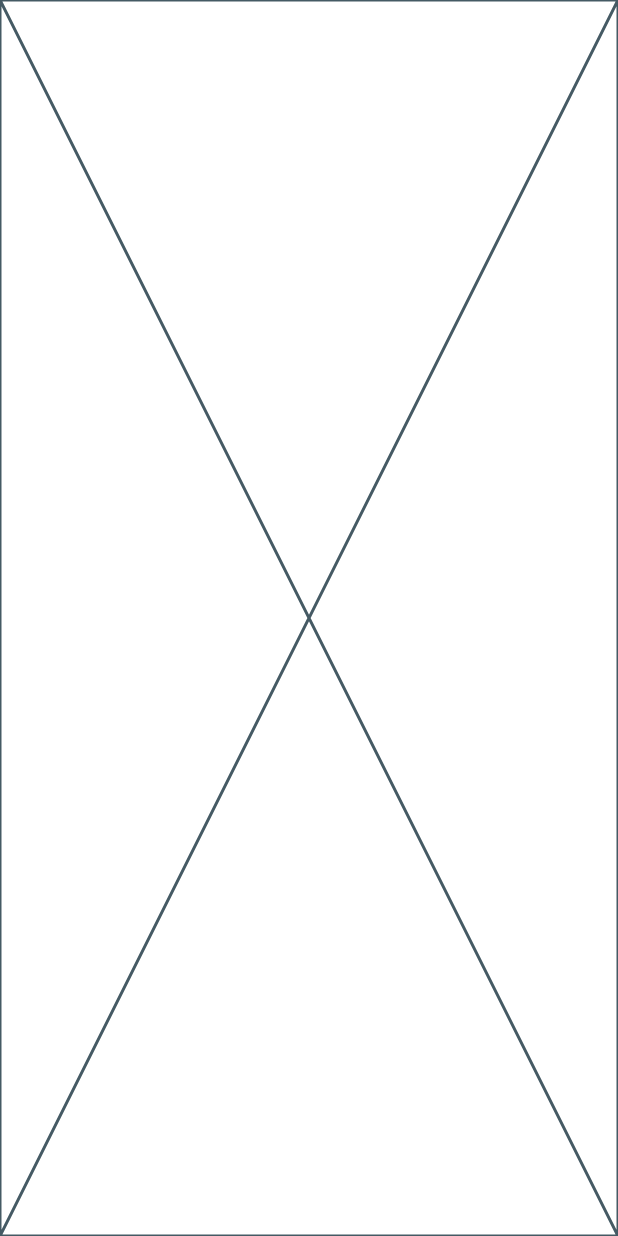
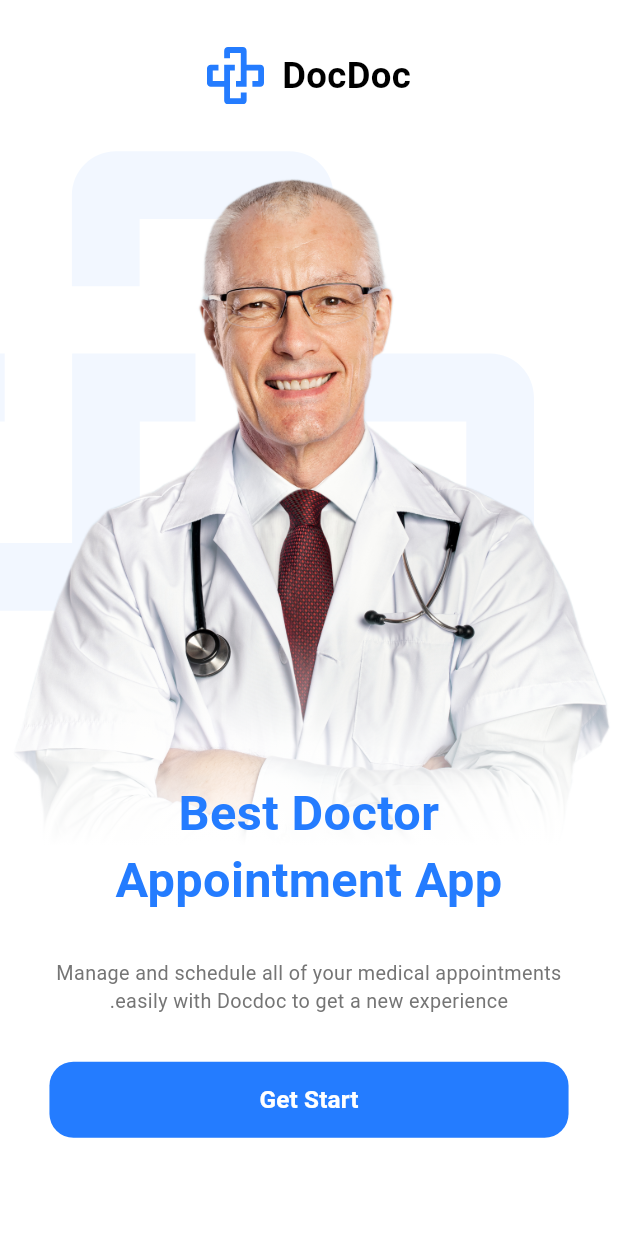
Before and after one commit to AbdullahAhmed1991998/flutter_advanced, a Flutter app: the screen it shows after launch, on a phone screen of 412 x 824 dp. Run offline on Flutter 3.47's test engine with Material 3 defaults, Android fonts, the phone set to English and light mode, and no system bars; our stand-ins replace flutter_screenutil, flutter_svg.

Commit message:
feature onboarding

```diff
--- a/lib/core/helpers/extentions.dart
+++ b/lib/core/helpers/extentions.dart
@@ -0,0 +1,17 @@
+import 'package:flutter/material.dart';
+
+extension Navigation on BuildContext {
+  Future<dynamic> pushNamed(String routeName, {Object? arguments}) {
+    return Navigator.of(this).pushNamed(routeName, arguments: arguments);
+  }
+  Future<dynamic> pushReplacementNamed(String routeName, {Object? arguments}) {
+    return Navigator.of(this)
+        .pushReplacementNamed(routeName, arguments: arguments);
+  }
+  Future<dynamic> pushNamedAndRemoveUntil(String routeName,
+      {Object? arguments, required RoutePredicate predicate}) {
+    return Navigator.of(this)
+        .pushNamedAndRemoveUntil(routeName, predicate, arguments: arguments);
+  }
+  void pop() => Navigator.of(this).pop();
+}
--- a/lib/core/routing/app_router.dart
+++ b/lib/core/routing/app_router.dart
@@ -5,18 +5,16 @@ import 'package:flutter_advanced_course/feature/onboarding/presentation/pages/on
 
 class AppRouter{
 
-
-
    Route onGenerateRoute(RouteSettings settings) {
     switch (settings.name) {
       case Routes.onBoardingPage:
-        return MaterialPageRoute(builder: (_) => const OnBoardingPage());
+        return MaterialPageRoute(builder: (_) => const OnboardingPage());
       case Routes.loginPage:
         return MaterialPageRoute(builder: (_) => const LoginPage());
       default:
         return MaterialPageRoute(builder: (_) => const Scaffold(
           body: Center(child: Text('Page not found'),),
-        ));
+        ),);
     }
   }
 }
--- a/lib/core/theming/app_colors.dart
+++ b/lib/core/theming/app_colors.dart
@@ -1,5 +1,15 @@
 import 'package:flutter/material.dart';
 
 class AppColors{
+
+  static const Color white = Color(0xFFFFFFFF);
+  static const Color black = Color(0xFF000000);
   static const Color mainBlue = Color(0xFF247CFF);
+  static const Color lightBlue = Color(0xFFF4F8FF);
+  static const Color darkBlue = Color(0xFF242424);
+  static const Color gray = Color(0xFF757575);
+  static const Color lightGray = Color(0xFFC2C2C2);
+  static const Color lighterGray = Color(0xFFEDEDED);
+  static const Color moreLightGray = Color(0xFFFDFDFF);
+  static const Color moreLighterGray = Color(0xFFF5F5F5);
 }
--- a/lib/core/theming/font_weight_helper.dart
+++ b/lib/core/theming/font_weight_helper.dart
@@ -0,0 +1,12 @@
+import 'package:flutter/material.dart';
+
+class FontWeightHelper {
+  static const FontWeight thin = FontWeight.w100;
+  static const FontWeight extraLight = FontWeight.w200;
+  static const FontWeight light = FontWeight.w300;
+  static const FontWeight regular = FontWeight.w400;
+  static const FontWeight medium = FontWeight.w500;
+  static const FontWeight semiBold = FontWeight.w600;
+  static const FontWeight bold = FontWeight.w700;
+  static const FontWeight extraBold = FontWeight.w800;
+}
--- a/lib/core/theming/styles.dart
+++ b/lib/core/theming/styles.dart
@@ -0,0 +1,148 @@
+import 'package:flutter/material.dart';
+import 'package:flutter_advanced_course/core/theming/app_colors.dart';
+import 'package:flutter_advanced_course/core/theming/font_weight_helper.dart';
+import 'package:flutter_screenutil/flutter_screenutil.dart';
+
+class TextStyles {
+
+
+  static TextStyle font24BlackBold = TextStyle(
+    fontSize: 24.sp,
+    fontWeight: FontWeightHelper.bold,
+    color: Colors.black,
+  );
+
+  static TextStyle font32BlueBold = TextStyle(
+    fontSize: 32.sp,
+    fontWeight: FontWeightHelper.bold,
+    color: AppColors.mainBlue,
+  );
+
+  static TextStyle font13BlueSemiBold = TextStyle(
+    fontSize: 13.sp,
+    fontWeight: FontWeightHelper.semiBold,
+    color: AppColors.mainBlue,
+  );
+
+  static TextStyle font13DarkBlueMedium = TextStyle(
+    fontSize: 13.sp,
+    fontWeight: FontWeightHelper.medium,
+    color: AppColors.darkBlue,
+  );
+
+  static TextStyle font13DarkBlueRegular = TextStyle(
+    fontSize: 13.sp,
+    fontWeight: FontWeightHelper.regular,
+    color: AppColors.darkBlue,
+  );
+
+  static TextStyle font24BlueBold = TextStyle(
+    fontSize: 24.sp,
+    fontWeight: FontWeightHelper.bold,
+    color: AppColors.mainBlue,
+  );
+
+  static TextStyle font16WhiteSemiBold = TextStyle(
+    fontSize: 16.sp,
+    fontWeight: FontWeightHelper.semiBold,
+    color: Colors.white,
+  );
+
+  static TextStyle font13GrayRegular = TextStyle(
+    fontSize: 13.sp,
+    fontWeight: FontWeightHelper.regular,
+    color: AppColors.gray,
+  );
+
+  static TextStyle font12GrayRegular = TextStyle(
+    fontSize: 12.sp,
+    fontWeight: FontWeightHelper.regular,
+    color: AppColors.gray,
+  );
+
+  static TextStyle font12GrayMedium = TextStyle(
+    fontSize: 12.sp,
+    fontWeight: FontWeightHelper.medium,
+    color: AppColors.gray,
+  );
+
+  static TextStyle font12DarkBlueRegular = TextStyle(
+    fontSize: 12.sp,
+    fontWeight: FontWeightHelper.regular,
+    color: AppColors.darkBlue,
+  );
+
+  static TextStyle font12BlueRegular = TextStyle(
+    fontSize: 12.sp,
+    fontWeight: FontWeightHelper.regular,
+    color: AppColors.mainBlue,
+  );
+
+  static TextStyle font13BlueRegular = TextStyle(
+    fontSize: 13.sp,
+    fontWeight: FontWeightHelper.regular,
+    color: AppColors.mainBlue,
+  );
+
+  static TextStyle font14GrayRegular = TextStyle(
+    fontSize: 14.sp,
+    fontWeight: FontWeightHelper.regular,
+    color: AppColors.gray,
+  );
+
+  static TextStyle font14LightGrayRegular = TextStyle(
+    fontSize: 14.sp,
+    fontWeight: FontWeightHelper.regular,
+    color: AppColors.lightGray,
+  );
+
+  static TextStyle font14DarkBlueMedium = TextStyle(
+    fontSize: 14.sp,
+    fontWeight: FontWeightHelper.medium,
+    color: AppColors.darkBlue,
+  );
+
+  static TextStyle font14DarkBlueBold = TextStyle(
+    fontSize: 14.sp,
+    fontWeight: FontWeightHelper.bold,
+    color: AppColors.darkBlue,
+  );
+
+  static TextStyle font16WhiteMedium = TextStyle(
+    fontSize: 16.sp,
+    fontWeight: FontWeightHelper.medium,
+    color: Colors.white,
+  );
+
+  static TextStyle font14BlueSemiBold = TextStyle(
+    fontSize: 14.sp,
+    fontWeight: FontWeightHelper.semiBold,
+    color: AppColors.mainBlue,
+  );
+
+  static TextStyle font15DarkBlueMedium = TextStyle(
+    fontSize: 15.sp,
+    fontWeight: FontWeightHelper.medium,
+    color: AppColors.darkBlue,
+  );
+
+  static TextStyle font18DarkBlueBold = TextStyle(
+    fontSize: 18.sp,
+    fontWeight: FontWeightHelper.bold,
+    color: AppColors.darkBlue,
+  );
+
+  static TextStyle font18DarkBlueSemiBold = TextStyle(
+    fontSize: 18.sp,
+    fontWeight: FontWeightHelper.semiBold,
+    color: AppColors.darkBlue,
+  );
+
+  static TextStyle font18WhiteMedium = TextStyle(
+    fontSize: 18.sp,
+    fontWeight: FontWeightHelper.medium,
+    color: AppColors.white,
+  );
+
+
+}
--- a/lib/core/widgets/app_text.dart
+++ b/lib/core/widgets/app_text.dart
@@ -0,0 +1,33 @@
+import 'package:flutter/material.dart';
+
+class AppText extends StatelessWidget {
+
+  const AppText({
+    super.key,
+    required this.text,
+    this.textAlign = TextAlign.start,
+    this.maxLine,
+    this.overflow,
+    this.softWrap = true,
+    this.textStyle = const TextStyle(),
+  });
+  final String? text;
+  final TextAlign textAlign;
+  final int? maxLine;
+  final TextOverflow? overflow;
+  final bool? softWrap;
+  final TextStyle? textStyle;
+
+  @override
+  Widget build(BuildContext context) {
+    return Text(
+      text!,
+      style: textStyle,
+      maxLines: maxLine,
+      overflow: overflow,
+      softWrap: softWrap,
+      textAlign: textAlign,
+      textDirection: TextDirection.rtl,
+    );
+  }
+}
--- a/lib/core/widgets/app_text_button.dart
+++ b/lib/core/widgets/app_text_button.dart
@@ -0,0 +1,58 @@
+import 'package:flutter/material.dart';
+import 'package:flutter_advanced_course/core/theming/app_colors.dart';
+import 'package:flutter_screenutil/flutter_screenutil.dart';
+
+
+class AppTextButton extends StatelessWidget {
+  const AppTextButton({
+    super.key,
+    this.borderRadius,
+    this.backgroundColor,
+    this.horizontalPadding,
+    this.verticalPadding,
+    this.buttonHeight,
+    this.buttonWidth,
+    required this.buttonText,
+    required this.textStyle,
+    required this.onPressed,
+  });
+  final double? borderRadius;
+  final Color? backgroundColor;
+  final double? horizontalPadding;
+  final double? verticalPadding;
+  final double? buttonWidth;
+  final double? buttonHeight;
+  final String buttonText;
+  final TextStyle textStyle;
+  final VoidCallback onPressed;
+
+  @override
+  Widget build(BuildContext context) {
+    return TextButton(
+      style: ButtonStyle(
+        shape: WidgetStateProperty.all<RoundedRectangleBorder>(
+          RoundedRectangleBorder(
+            borderRadius: BorderRadius.circular(borderRadius ?? 16.0),
+          ),
+        ),
+        backgroundColor: WidgetStatePropertyAll(
+          backgroundColor ?? AppColors.mainBlue,
+        ),
+        padding: WidgetStateProperty.all<EdgeInsets>(
+          EdgeInsets.symmetric(
+            horizontal: horizontalPadding?.w ?? 12.w,
+            vertical: verticalPadding?.h ?? 14.h,
+          ),
+        ),
+        fixedSize: WidgetStateProperty.all(
+          Size(buttonWidth?.w ?? double.maxFinite, buttonHeight ?? 50.h),
+        ),
+      ),
+      onPressed: onPressed,
+      child: Text(
+        buttonText,
+        style: textStyle,
+      ),
+    );
+  }
+}
--- a/lib/core/widgets/app_text_form_field.dart
+++ b/lib/core/widgets/app_text_form_field.dart
@@ -0,0 +1,84 @@
+import 'package:flutter/material.dart';
+import 'package:flutter_advanced_course/core/theming/app_colors.dart';
+import 'package:flutter_advanced_course/core/theming/styles.dart';
+import 'package:flutter_screenutil/flutter_screenutil.dart';
+
+class AppTextFormField extends StatelessWidget {
+  const AppTextFormField({
+    super.key,
+    this.contentPadding,
+    this.focusedBorder,
+    this.enabledBorder,
+    this.inputTextStyle,
+    this.hintStyle,
+    required this.hintText,
+    this.isObscureText,
+    this.suffixIcon,
+    this.backgroundColor,
+    this.controller,
+    required this.validator,
+  });
+  final EdgeInsetsGeometry? contentPadding;
+  final InputBorder? focusedBorder;
+  final InputBorder? enabledBorder;
+  final TextStyle? inputTextStyle;
+  final TextStyle? hintStyle;
+  final String hintText;
+  final bool? isObscureText;
+  final Widget? suffixIcon;
+  final Color? backgroundColor;
+  final TextEditingController? controller;
+  final Function(String?) validator;
+
+  @override
+  Widget build(BuildContext context) {
+    return TextFormField(
+      controller: controller,
+      decoration: InputDecoration(
+        isDense: true,
+        contentPadding: contentPadding ??
+            EdgeInsets.symmetric(horizontal: 20.w, vertical: 18.h),
+        focusedBorder: focusedBorder ??
+            OutlineInputBorder(
+              borderSide: const BorderSide(
+                color: AppColors.mainBlue,
+                width: 1.3,
+              ),
+              borderRadius: BorderRadius.circular(16.0),
+            ),
+        enabledBorder: enabledBorder ??
+            OutlineInputBorder(
+              borderSide: const BorderSide(
+                color: AppColors.lighterGray,
+                width: 1.3,
+              ),
+              borderRadius: BorderRadius.circular(16.0),
+            ),
+        errorBorder: OutlineInputBorder(
+          borderSide: const BorderSide(
+            color: Colors.red,
+            width: 1.3,
+          ),
+          borderRadius: BorderRadius.circular(16.0),
+        ),
+        focusedErrorBorder: OutlineInputBorder(
+          borderSide: const BorderSide(
+            color: Colors.red,
+            width: 1.3,
+          ),
+          borderRadius: BorderRadius.circular(16.0),
+        ),
+        hintStyle: hintStyle ?? TextStyles.font14LightGrayRegular,
+        hintText: hintText,
+        suffixIcon: suffixIcon,
+        fillColor: backgroundColor ?? AppColors.moreLightGray,
+        filled: true,
+      ),
+      obscureText: isObscureText ?? false,
+      style: TextStyles.font14DarkBlueMedium,
+      validator: (String? value) {
+        return validator(value) as String?;
+      },
+    );
+  }
+}
--- a/lib/doc_app.dart
+++ b/lib/doc_app.dart
@@ -5,12 +5,14 @@ import 'package:flutter_advanced_course/core/theming/app_colors.dart';
 import 'package:flutter_screenutil/flutter_screenutil.dart';
 class DocApp extends StatelessWidget {
 
-  final AppRouter appRouter ;
-  const DocApp({super.key, required this.appRouter});
+   DocApp({super.key, required this.appRouter});
+
+   final AppRouter appRouter ;
 
   @override
   Widget build(BuildContext context) {
     return ScreenUtilInit(
+      // width & hight of your mobile design in figma or adobe xd
       designSize: const Size(375, 812),
       minTextAdapt: true,
       splitScreenMode: true,
--- a/lib/feature/onboarding/presentation/pages/onboarding_page.dart
+++ b/lib/feature/onboarding/presentation/pages/onboarding_page.dart
@@ -1,9 +1,47 @@
 import 'package:flutter/material.dart';
-class OnBoardingPage extends StatelessWidget {
-  const OnBoardingPage({super.key});
+import 'package:flutter_advanced_course/core/routing/routes.dart';
+import 'package:flutter_advanced_course/core/theming/styles.dart';
+import 'package:flutter_advanced_course/core/widgets/app_text.dart';
+import 'package:flutter_advanced_course/core/widgets/app_text_button.dart';
+import 'package:flutter_advanced_course/feature/onboarding/presentation/widgets/doc_logo_and_name.dart';
+import 'package:flutter_advanced_course/feature/onboarding/presentation/widgets/doctor_image_and_text.dart';
+import 'package:flutter_screenutil/flutter_screenutil.dart';
+
+class OnboardingPage extends StatelessWidget {
+  const OnboardingPage({super.key});
 
   @override
   Widget build(BuildContext context) {
-    return const Placeholder();
+    return Scaffold(
+      body: SafeArea(
+          child: SingleChildScrollView(
+            child: Padding(
+              padding: EdgeInsets.only(top: 30.h, bottom: 30.h),
+              child: Column(
+                children: [
+                  const DocLogoAndName(),
+                  SizedBox(height: 30.h),
+                  const DoctorImageAndText(),
+                  Padding(
+                    padding: EdgeInsets.symmetric(horizontal: 30.w),
+                    child: Column(
+                      children: [
+                        AppText(
+                          text: 'Manage and schedule all of your medical appointments easily with Docdoc to get a new experience.',
+                          textStyle: TextStyles.font13GrayRegular,
+                          textAlign: TextAlign.center,
+                        ),
+                        SizedBox(height: 30.h),
+                        AppTextButton(buttonText: "Get Start", textStyle: TextStyles.font16WhiteSemiBold, onPressed: (){
+                          Navigator.pushNamed(context, Routes.loginPage);
+                        },),
+                      ],
+                    ),
+                  ),
+                ],
+              ),
+            ),
+          ),),
+    );
   }
 }
--- a/lib/feature/onboarding/presentation/widgets/doc_logo_and_name.dart
+++ b/lib/feature/onboarding/presentation/widgets/doc_logo_and_name.dart
@@ -0,0 +1,26 @@
+import 'package:flutter/material.dart';
+import 'package:flutter_advanced_course/core/theming/styles.dart';
+import 'package:flutter_advanced_course/core/widgets/app_text.dart';
+import 'package:flutter_advanced_course/generated/assets.dart';
+import 'package:flutter_screenutil/flutter_screenutil.dart';
+import 'package:flutter_svg/svg.dart';
+
+
+class DocLogoAndName extends StatelessWidget {
+  const DocLogoAndName({super.key});
+
+  @override
+  Widget build(BuildContext context) {
+    return Row(
+      mainAxisAlignment: MainAxisAlignment.center,
+      children: [
+        SvgPicture.asset(Assets.imagesDocLogo),
+        SizedBox(width: 10.w),
+        AppText(
+          text: 'DocDoc',
+          textStyle: TextStyles.font24BlackBold,
+        ),
+      ],
+    );
+  }
+}
--- a/lib/feature/onboarding/presentation/widgets/doctor_image_and_text.dart
+++ b/lib/feature/onboarding/presentation/widgets/doctor_image_and_text.dart
@@ -0,0 +1,44 @@
+import 'package:flutter/material.dart';
+import 'package:flutter_advanced_course/core/theming/styles.dart';
+import 'package:flutter_advanced_course/generated/assets.dart';
+import 'package:flutter_svg/flutter_svg.dart';
+
+
+class DoctorImageAndText extends StatelessWidget {
+  const DoctorImageAndText({super.key});
+
+  @override
+  Widget build(BuildContext context) {
+    return Stack(
+      children: [
+        SvgPicture.asset(Assets.imagesDocLogoLowOpacity),
+        Container(
+          foregroundDecoration: BoxDecoration(
+            gradient: LinearGradient(
+              colors: [
+                Colors.white,
+                Colors.white.withValues(alpha: 0.0),
+              ],
+              begin: Alignment.bottomCenter,
+              end: Alignment.topCenter,
+              stops: const [0.14, 0.4],
+            ),
+          ),
+          child: Image.asset('assets/images/onboarding_doctor.png'),
+        ),
+        Positioned(
+          bottom: 30,
+          left: 0,
+          right: 0,
+          child: Text(
+            'Best Doctor\nAppointment App',
+            textAlign: TextAlign.center,
+            style: TextStyles.font32BlueBold.copyWith(
+              height: 1.4,
+            ),
+          ),
+        ),
+      ],
+    );
+  }
+}
```
Also changed, not shown: analysis_options.yaml (+32 -23 lines), pubspec.yaml (+7 -7 lines), lib/core/routing/routes.dart (line endings or trailing spaces), lib/generated/assets.dart, lib/main.dart (line endings or trailing spaces), pubspec.lock.
